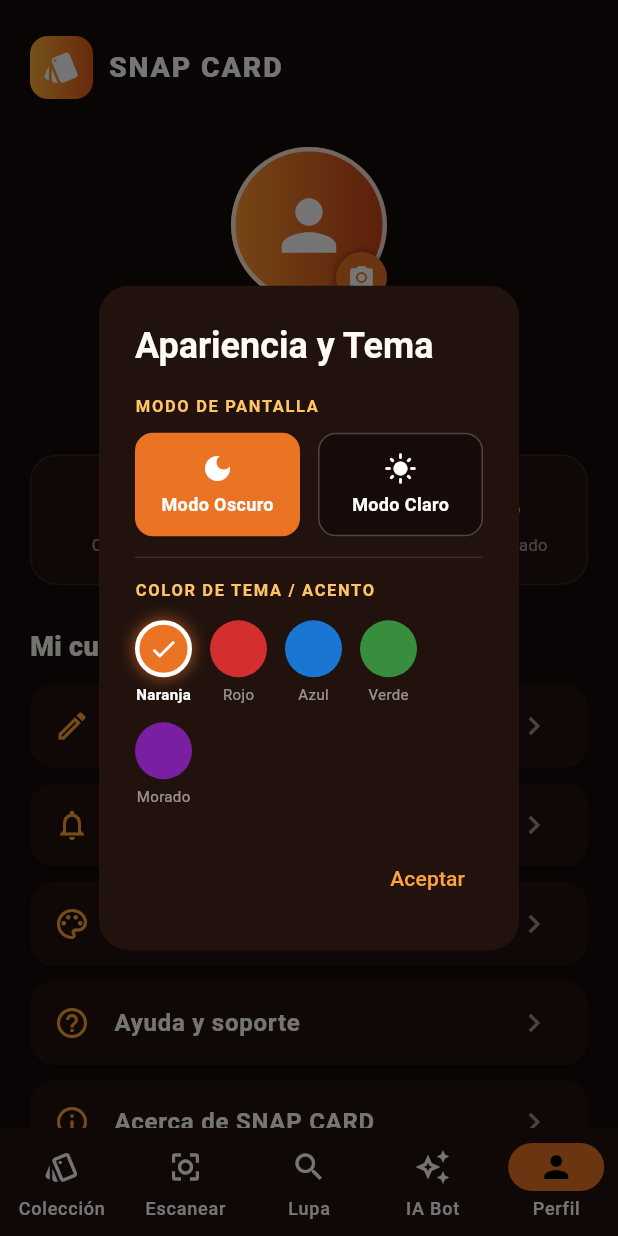
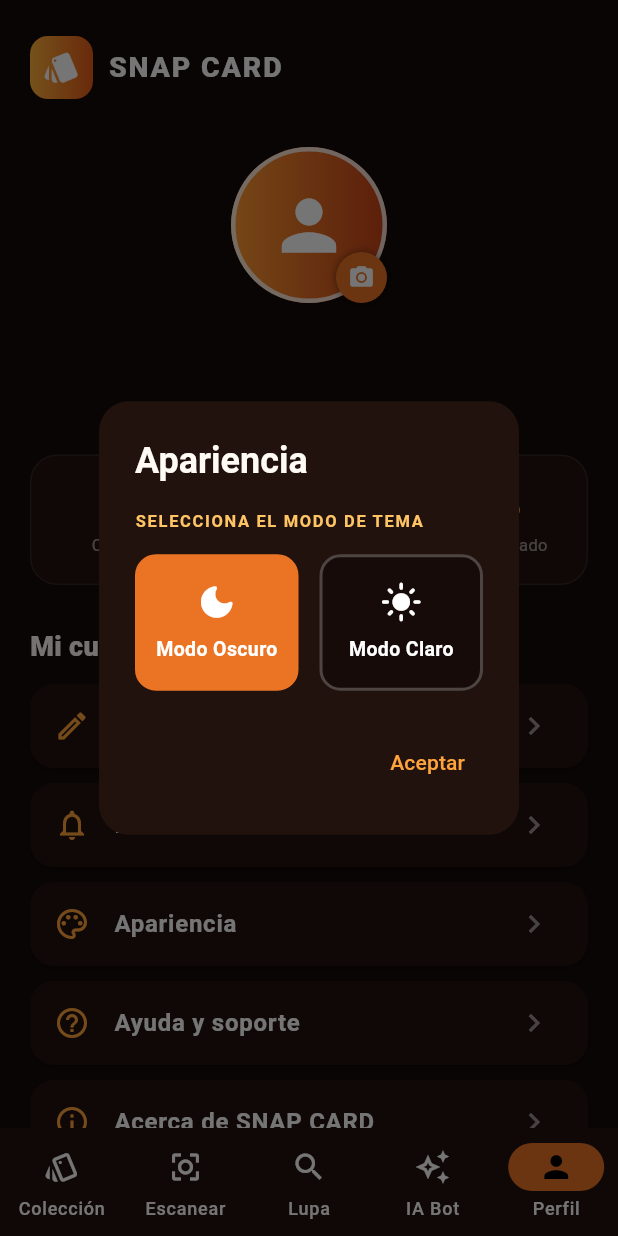
Before and after one commit to TSronal400/snap-card-backend, a Flutter app: the SnapCardHome screen opened directly, item 5 of the bottom bar chosen, after a tap on "Apariencia", on a phone screen of 412 x 824 dp. Run offline on Flutter 3.47's test engine with Material 3 defaults, Android fonts, the phone set to English and light mode, and no system bars; our stand-ins replace image_picker, shared_preferences; accounts and stored records are empty; network calls fail; Roboto replaces fonts that are missing (Arial).

Commit message:
Configurar seleccion explicita de Modo Oscuro y Modo Claro en la ventana de Apariencia

```diff
--- a/lib/main.dart
+++ b/lib/main.dart
@@ -2940,21 +2940,12 @@ class _ProfileScreenState extends State<ProfileScreen> {
           builder: (context, setDialogState) {
             final currentTheme = appThemeNotifier.value;
             bool isDark = currentTheme.isDarkMode;
-            String selectedColor = currentTheme.themeColor;
-
-            final colorOptions = [
-              {'id': 'orange', 'name': 'Naranja Fuego', 'color': const Color(0xFFEA7424)},
-              {'id': 'red', 'name': 'Rojo Calor', 'color': const Color(0xFFD32F2F)},
-              {'id': 'blue', 'name': 'Azul Eléctrico', 'color': const Color(0xFF1976D2)},
-              {'id': 'green', 'name': 'Verde Planta', 'color': const Color(0xFF388E3C)},
-              {'id': 'purple', 'name': 'Morado Psíquico', 'color': const Color(0xFF7B1FA2)},
-            ];
 
             return AlertDialog(
               backgroundColor: const Color(0xFF21120E),
               shape: RoundedRectangleBorder(borderRadius: BorderRadius.circular(20)),
               title: const Text(
-                'Apariencia y Tema',
+                'Apariencia',
                 style: TextStyle(color: Color(0xFFFFFAF3), fontWeight: FontWeight.bold),
               ),
               content: Column(
@@ -2962,14 +2953,15 @@ class _ProfileScreenState extends State<ProfileScreen> {
                 crossAxisAlignment: CrossAxisAlignment.start,
                 children: [
                   const Text(
-                    'MODO DE PANTALLA',
+                    'SELECCIONA EL MODO DE TEMA',
                     style: TextStyle(color: Color(0xFFFFC564), fontSize: 11, fontWeight: FontWeight.bold, letterSpacing: 1.1),
                   ),
-                  const SizedBox(height: 10),
+                  const SizedBox(height: 14),
                   Row(
                     children: [
                       Expanded(
                         child: InkWell(
+                          borderRadius: BorderRadius.circular(14),
                           onTap: () {
                             setDialogState(() {
                               isDark = true;
@@ -2979,30 +2971,32 @@ class _ProfileScreenState extends State<ProfileScreen> {
                             ApiService.updateSettings(darkMode: true);
                           },
                           child: Container(
-                            padding: const EdgeInsets.symmetric(vertical: 12),
+                            padding: const EdgeInsets.symmetric(vertical: 16),
                             decoration: BoxDecoration(
-                              color: isDark ? currentTheme.primaryColor : const Color(0xFF160B08),
-                              borderRadius: BorderRadius.circular(12),
+                              color: isDark ? const Color(0xFFEA7424) : const Color(0xFF160B08),
+                              borderRadius: BorderRadius.circular(14),
                               border: Border.all(
-                                color: isDark ? currentTheme.primaryColor : Colors.white24,
+                                color: isDark ? const Color(0xFFEA7424) : Colors.white24,
+                                width: 2,
                               ),
                             ),
                             child: const Column(
                               children: [
-                                Icon(Icons.dark_mode, color: Colors.white, size: 22),
-                                SizedBox(height: 4),
+                                Icon(Icons.dark_mode_rounded, color: Colors.white, size: 28),
+                                SizedBox(height: 8),
                                 Text(
                                   'Modo Oscuro',
-                                  style: TextStyle(color: Colors.white, fontSize: 12, fontWeight: FontWeight.bold),
+                                  style: TextStyle(color: Colors.white, fontSize: 13, fontWeight: FontWeight.bold),
                                 ),
                               ],
                             ),
                           ),
                         ),
                       ),
-                      const SizedBox(width: 12),
+                      const SizedBox(width: 14),
                       Expanded(
                         child: InkWell(
+                          borderRadius: BorderRadius.circular(14),
                           onTap: () {
                             setDialogState(() {
                               isDark = false;
@@ -3012,21 +3006,22 @@ class _ProfileScreenState extends State<ProfileScreen> {
                             ApiService.updateSettings(darkMode: false);
                           },
                           child: Container(
-                            padding: const EdgeInsets.symmetric(vertical: 12),
+                            padding: const EdgeInsets.symmetric(vertical: 16),
                             decoration: BoxDecoration(
-                              color: !isDark ? currentTheme.primaryColor : const Color(0xFF160B08),
-                              borderRadius: BorderRadius.circular(12),
+                              color: !isDark ? const Color(0xFFEA7424) : const Color(0xFF160B08),
+                              borderRadius: BorderRadius.circular(14),
                               border: Border.all(
-                                color: !isDark ? currentTheme.primaryColor : Colors.white24,
+                                color: !isDark ? const Color(0xFFEA7424) : Colors.white24,
+                                width: 2,
                               ),
                             ),
                             child: const Column(
                               children: [
-                                Icon(Icons.light_mode, color: Colors.white, size: 22),
-                                SizedBox(height: 4),
+                                Icon(Icons.light_mode_rounded, color: Colors.white, size: 28),
+                                SizedBox(height: 8),
                                 Text(
                                   'Modo Claro',
-                                  style: TextStyle(color: Colors.white, fontSize: 12, fontWeight: FontWeight.bold),
+                                  style: TextStyle(color: Colors.white, fontSize: 13, fontWeight: FontWeight.bold),
                                 ),
                               ],
                             ),
@@ -3035,77 +3030,12 @@ class _ProfileScreenState extends State<ProfileScreen> {
                       ),
                     ],
                   ),
-                  const Divider(color: Colors.white12, height: 28),
-                  const Text(
-                    'COLOR DE TEMA / ACENTO',
-                    style: TextStyle(color: Color(0xFFFFC564), fontSize: 11, fontWeight: FontWeight.bold, letterSpacing: 1.1),
-                  ),
-                  const SizedBox(height: 12),
-                  Wrap(
-                    spacing: 12,
-                    runSpacing: 12,
-                    children: colorOptions.map((opt) {
-                      final id = opt['id'] as String;
-                      final name = opt['name'] as String;
-                      final color = opt['color'] as Color;
-                      final isSelected = selectedColor == id;
-
-                      return GestureDetector(
-                        onTap: () {
-                          setDialogState(() {
-                            selectedColor = id;
-                          });
-                          final updated = currentTheme.copyWith(themeColor: id);
-                          appThemeNotifier.value = updated;
-                          ApiService.updateSettings(themeColor: id);
-                        },
-                        child: Column(
-                          mainAxisSize: MainAxisSize.min,
-                          children: [
-                            Container(
-                              width: 38,
-                              height: 38,
-                              decoration: BoxDecoration(
-                                color: color,
-                                shape: BoxShape.circle,
-                                border: Border.all(
-                                  color: isSelected ? Colors.white : Colors.transparent,
-                                  width: 3,
-                                ),
-                                boxShadow: isSelected
-                                    ? [
-                                        BoxShadow(
-                                          color: color.withOpacity(0.6),
-                                          blurRadius: 8,
-                                          spreadRadius: 1,
-                                        )
-                                      ]
-                                    : null,
-                              ),
-                              child: isSelected
-                                  ? const Icon(Icons.check, color: Colors.white, size: 20)
-                                  : null,
-                            ),
-                            const SizedBox(height: 4),
-                            Text(
-                              name.split(' ')[0],
-                              style: TextStyle(
-                                color: isSelected ? Colors.white : Colors.white54,
-                                fontSize: 10,
-                                fontWeight: isSelected ? FontWeight.bold : FontWeight.normal,
-                              ),
-                            ),
-                          ],
-                        ),
-                      );
-                    }).toList(),
-                  ),
                 ],
               ),
               actions: [
                 TextButton(
                   onPressed: () => Navigator.pop(context),
-                  child: Text('Aceptar', style: TextStyle(color: currentTheme.accentColor)),
+                  child: const Text('Aceptar', style: TextStyle(color: Color(0xFFFFA33B))),
                 ),
               ],
             );
```
